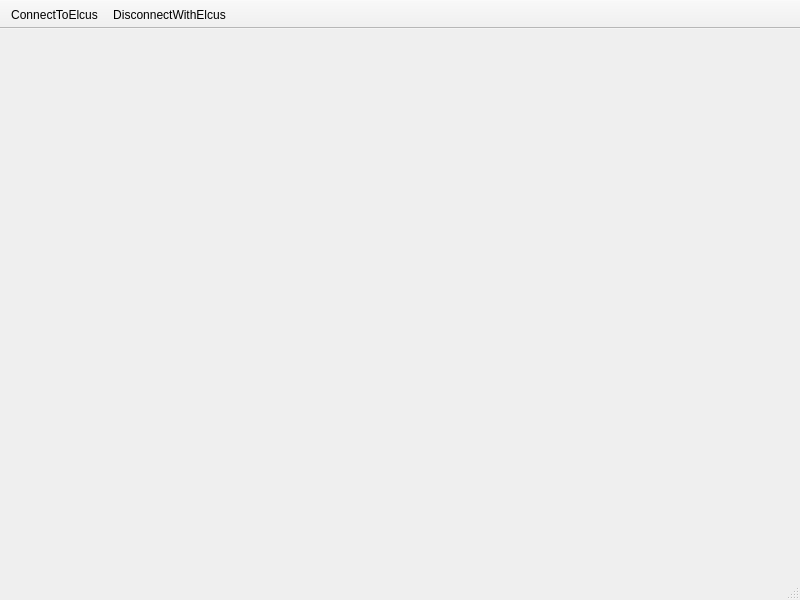
Old version of the form mainwindow.ui in the repository dahelmm/SMT_QT.
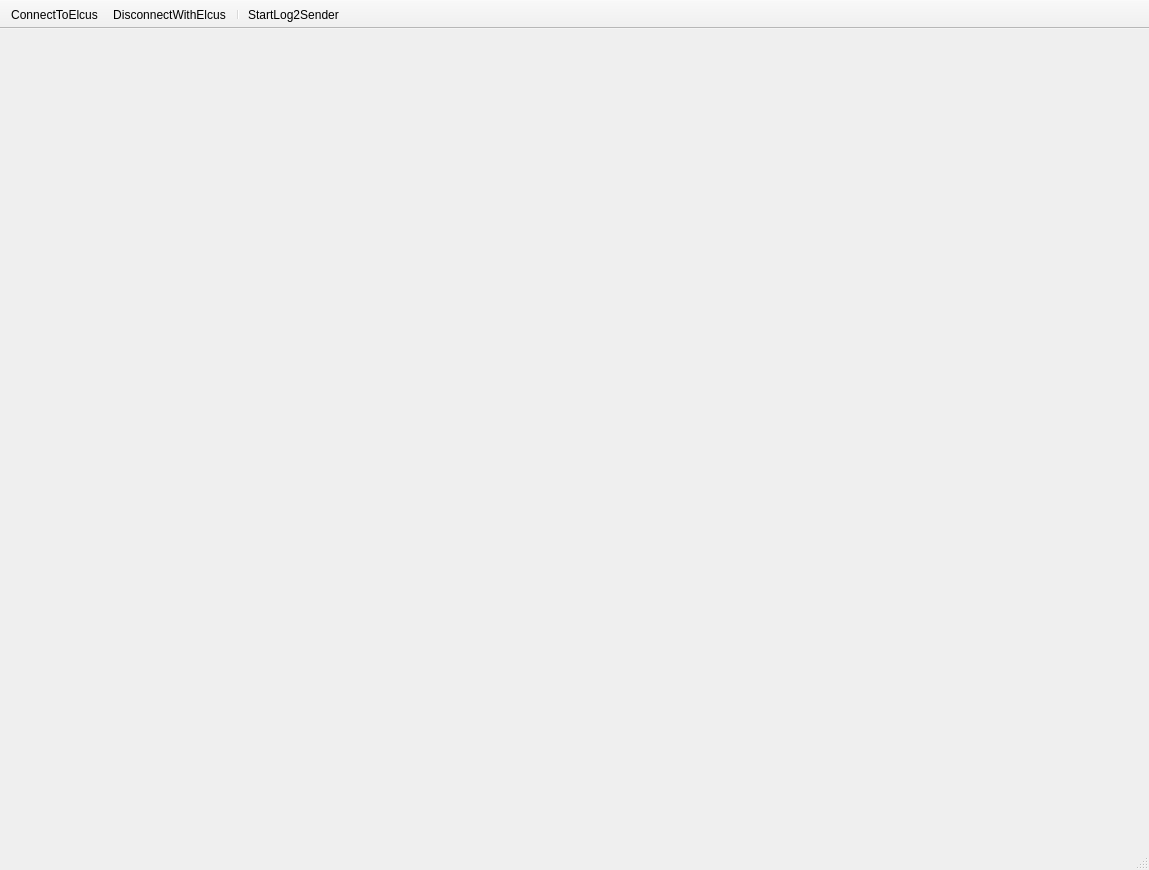
New version of the form. Icons and pictures are not drawn.

What changed in the file:
```diff
--- a/mainwindow.ui
+++ b/mainwindow.ui
@@ -6,8 +6,8 @@
    <rect>
     <x>0</x>
     <y>0</y>
-    <width>800</width>
-    <height>600</height>
+    <width>1149</width>
+    <height>870</height>
    </rect>
   </property>
   <property name="windowTitle">
@@ -40,6 +40,8 @@
    </attribute>
    <addaction name="actionConnectToElcus"/>
    <addaction name="actionDisconnectWithElcus"/>
+   <addaction name="separator"/>
+   <addaction name="actionStartLog2Sender"/>
   </widget>
   <action name="actionConnectToElcus">
    <property name="icon">
@@ -65,6 +67,18 @@
     <string>Отключить плату</string>
    </property>
   </action>
+  <action name="actionStartLog2Sender">
+   <property name="icon">
+    <iconset resource="Icons.qrc">
+     <normaloff>:/Icons/Actions/upload.png</normaloff>:/Icons/Actions/upload.png</iconset>
+   </property>
+   <property name="text">
+    <string>StartLog2Sender</string>
+   </property>
+   <property name="toolTip">
+    <string>Запустить передачу логов</string>
+   </property>
+  </action>
  </widget>
  <resources>
   <include location="Icons.qrc"/>
```
Left out of the diff: 4 changed lines with no effect on the pictures.
